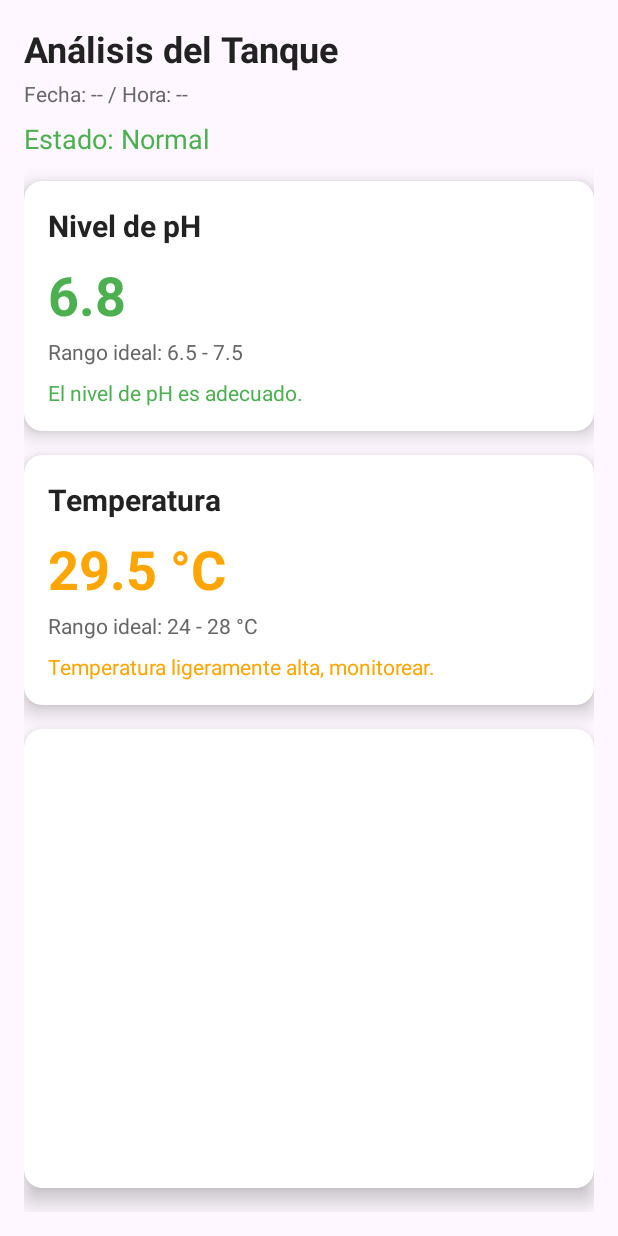
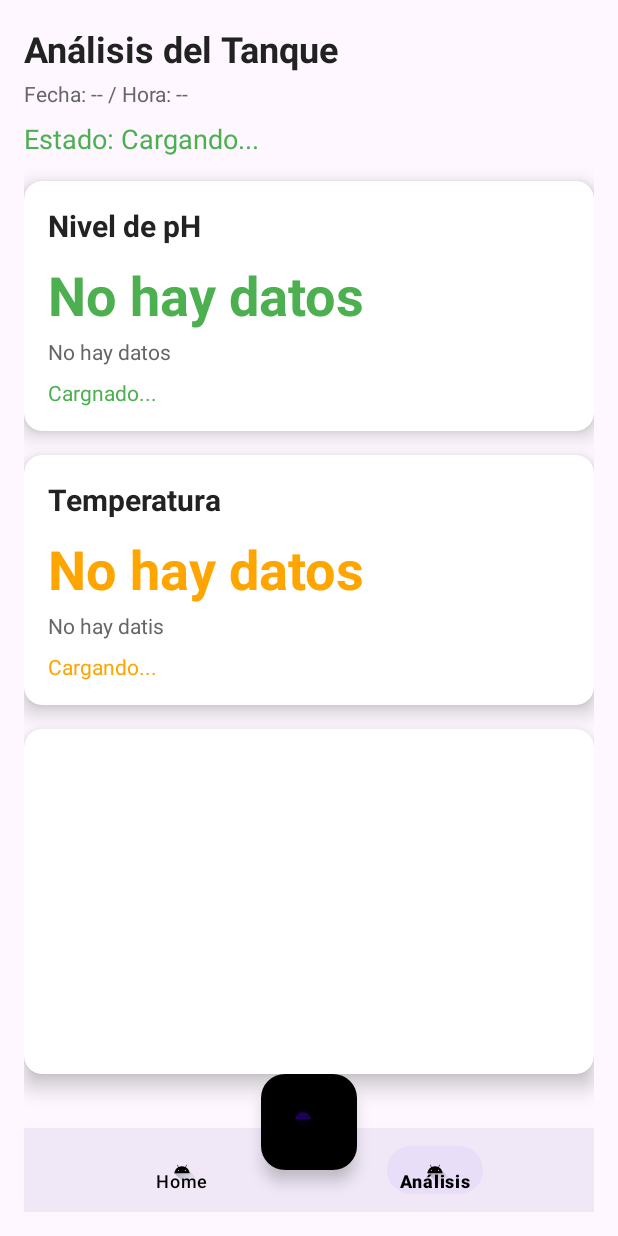
Before and after one commit to Ilde-R/HydraWare, an Android app: the AnalisisActivity screen opened directly, with no data from a screen before it, on a phone screen of 412 x 824 dp. Run offline under Robolectric (Android 15) with nearby library versions, the phone set to English and light mode, and no system bars; our stand-ins replace Firebase (no records; nobody signed in at launch, a user with empty details on screens opened directly).

Commit message:
Btn de navegacion

```diff
--- a/app/src/main/java/com/app/hydraware/AnalisisActivity.kt
+++ b/app/src/main/java/com/app/hydraware/AnalisisActivity.kt
@@ -1,11 +1,15 @@
 package com.app.hydraware
 
+import android.content.Intent
 import android.os.Bundle
 import android.util.Log
 import android.widget.TextView
+import android.widget.Toast
 import androidx.appcompat.app.AppCompatActivity
 import androidx.recyclerview.widget.LinearLayoutManager
 import androidx.recyclerview.widget.RecyclerView
+import com.google.android.material.bottomnavigation.BottomNavigationView
+import com.google.android.material.floatingactionbutton.FloatingActionButton
 import com.google.firebase.database.*
 
 class AnalisisActivity : AppCompatActivity() {
@@ -22,6 +26,10 @@ class AnalisisActivity : AppCompatActivity() {
     private lateinit var tvEstadoGeneral: TextView
     private lateinit var tvRecomendacionPH: TextView
     private lateinit var tvRecomendacionTemp: TextView
+
+    // Barra y FAB
+    private lateinit var bottomNavigationView: BottomNavigationView
+    private lateinit var fabCenter: FloatingActionButton
 
     override fun onCreate(savedInstanceState: Bundle?) {
         super.onCreate(savedInstanceState)
@@ -59,7 +67,6 @@ class AnalisisActivity : AppCompatActivity() {
                 }
                 adapter.notifyDataSetChanged()
 
-                // Mostrar el primer registro por defecto si existe
                 if (listaHistorial.isNotEmpty()) {
                     actualizarDatosPantallaGrande(listaHistorial[0])
                 }
@@ -69,13 +76,33 @@ class AnalisisActivity : AppCompatActivity() {
                 Log.e("AnalisisActivity", "Error al leer Firebase: ${error.message}")
             }
         })
+
+        // BottomNavigationView y FAB
+        bottomNavigationView = findViewById(R.id.bottomNavigation)
+        fabCenter = findViewById(R.id.fab_center)
+
+        bottomNavigationView.selectedItemId = R.id.nav_analysis
+
+        bottomNavigationView.setOnItemSelectedListener { item ->
+            when (item.itemId) {
+                R.id.nav_home -> {
+                    startActivity(Intent(this, MainActivity::class.java))
+                    finish()
+                    true
+                }
+                R.id.nav_analysis -> true // Ya estamos aquí
+                else -> false
+            }
+        }
+
+        fabCenter.setOnClickListener {
+            Toast.makeText(this, "Botón central (FAB) pulsado en Analisis", Toast.LENGTH_SHORT).show()
+            // Aquí puedes agregar la acción que quieres para el FAB en AnalisisActivity
+        }
     }
 
     private fun actualizarDatosPantallaGrande(lectura: Lectura) {
-        // Mostrar fecha y hora del registro seleccionado
         tvFechaHora.text = "Fecha: ${lectura.fecha} / Hora: ${lectura.hora}"
-
-        // Mostrar valores de pH y temperatura
         tvValorPH.text = lectura.ph.toString()
         tvValorTemp.text = "${lectura.temperatura} °C"
 
--- a/app/src/main/res/layout/activity_analisis.xml
+++ b/app/src/main/res/layout/activity_analisis.xml
@@ -38,14 +38,13 @@
         android:id="@+id/tvEstadoGeneral"
         android:layout_width="0dp"
         android:layout_height="wrap_content"
-        android:text="Estado: Normal"
+        android:text="Estado: Cargando..."
         android:textSize="18sp"
         android:textColor="#4CAF50"
         app:layout_constraintTop_toBottomOf="@id/tvFechaHora"
         app:layout_constraintStart_toStartOf="parent"
         app:layout_constraintEnd_toEndOf="parent"
         android:layout_marginTop="8dp" />
-
 
     <!-- Card pH -->
     <androidx.cardview.widget.CardView
@@ -78,7 +77,7 @@
                 android:id="@+id/tvValorPH"
                 android:layout_width="wrap_content"
                 android:layout_height="wrap_content"
-                android:text="6.8"
+                android:text="No hay datos"
                 android:textSize="36sp"
                 android:textStyle="bold"
                 android:textColor="#4CAF50"
@@ -88,7 +87,7 @@
                 android:id="@+id/tvRangoPH"
                 android:layout_width="wrap_content"
                 android:layout_height="wrap_content"
-                android:text="Rango ideal: 6.5 - 7.5"
+                android:text="No hay datos"
                 android:textSize="14sp"
                 android:textColor="#666666"
                 android:layout_marginTop="4dp" />
@@ -97,7 +96,7 @@
                 android:id="@+id/tvRecomendacionPH"
                 android:layout_width="wrap_content"
                 android:layout_height="wrap_content"
-                android:text="El nivel de pH es adecuado."
+                android:text="Cargnado..."
                 android:textSize="14sp"
                 android:textColor="#4CAF50"
                 android:layout_marginTop="8dp" />
@@ -135,7 +134,7 @@
                 android:id="@+id/tvValorTemp"
                 android:layout_width="wrap_content"
                 android:layout_height="wrap_content"
-                android:text="29.5 °C"
+                android:text="No hay datos"
                 android:textSize="36sp"
                 android:textStyle="bold"
                 android:textColor="#FFA500"
@@ -145,7 +144,7 @@
                 android:id="@+id/tvRangoTemp"
                 android:layout_width="wrap_content"
                 android:layout_height="wrap_content"
-                android:text="Rango ideal: 24 - 28 °C"
+                android:text="No hay datis"
                 android:textSize="14sp"
                 android:textColor="#666666"
                 android:layout_marginTop="4dp" />
@@ -154,7 +153,7 @@
                 android:id="@+id/tvRecomendacionTemp"
                 android:layout_width="wrap_content"
                 android:layout_height="wrap_content"
-                android:text="Temperatura ligeramente alta, monitorear."
+                android:text="Cargando..."
                 android:textSize="14sp"
                 android:textColor="#FFA500"
                 android:layout_marginTop="8dp" />
@@ -166,23 +165,46 @@
         android:id="@+id/cardHistorial"
         android:layout_width="0dp"
         android:layout_height="0dp"
+        android:layout_marginTop="16dp"
         app:cardCornerRadius="12dp"
         app:cardElevation="8dp"
-        app:layout_constraintTop_toBottomOf="@id/cardTemperatura"
-        app:layout_constraintBottom_toBottomOf="parent"
+        app:layout_constraintBottom_toTopOf="@+id/fab_center"
+        app:layout_constraintEnd_toEndOf="parent"
         app:layout_constraintStart_toStartOf="parent"
-        app:layout_constraintEnd_toEndOf="parent"
-        android:layout_marginTop="16dp"
-        android:layout_marginBottom="16dp">
+        app:layout_constraintTop_toBottomOf="@id/cardTemperatura">
 
         <androidx.recyclerview.widget.RecyclerView
             android:id="@+id/recyclerHistorial"
             android:layout_width="match_parent"
             android:layout_height="match_parent"
+            android:clipToPadding="false"
             android:padding="8dp"
-            android:clipToPadding="false"
             android:scrollbars="vertical" />
     </androidx.cardview.widget.CardView>
 
+    <!-- Bottom Navigation -->
+    <com.google.android.material.bottomnavigation.BottomNavigationView
+        android:id="@+id/bottomNavigation"
+        android:layout_width="0dp"
+        android:layout_height="56dp"
+        android:background="?android:attr/windowBackground"
+        app:menu="@menu/bottom_nav_menu"
+        app:itemIconTint="@color/material_dynamic_secondary0"
+        app:itemTextColor="@color/material_dynamic_primary0"
+        app:layout_constraintBottom_toBottomOf="parent"
+        app:layout_constraintStart_toStartOf="parent"
+        app:layout_constraintEnd_toEndOf="parent" />
 
+    <!-- FAB centrado -->
+    <com.google.android.material.floatingactionbutton.FloatingActionButton
+        android:id="@+id/fab_center"
+        android:layout_width="64dp"
+        android:layout_height="64dp"
+        android:src="@drawable/ic_launcher_foreground"
+        android:contentDescription="Acción principal"
+        app:backgroundTint="@color/material_dynamic_primary0"
+        app:layout_constraintBottom_toBottomOf="parent"
+        app:layout_constraintStart_toStartOf="parent"
+        app:layout_constraintEnd_toEndOf="parent"
+        android:layout_marginBottom="28dp" />
 </androidx.constraintlayout.widget.ConstraintLayout>
--- a/app/src/main/res/menu/bottom_nav_menu.xml
+++ b/app/src/main/res/menu/bottom_nav_menu.xml
@@ -1,8 +1,7 @@
-<?xml version="1.0" encoding="utf-8"?>
 <menu xmlns:android="http://schemas.android.com/apk/res/android">
     <item
         android:id="@+id/nav_home"
-        android:icon="@drawable/ic_android_logo"
+        android:icon="@drawable/ic_launcher_foreground"
         android:title="Home" />
     <item
         android:id="@+id/nav_analysis"
```
Also changed, not shown: app/src/main/java/com/app/hydraware/MainActivity.kt (+31 -6 lines), app/src/main/res/layout/activity_main.xml (+36 -13 lines).
